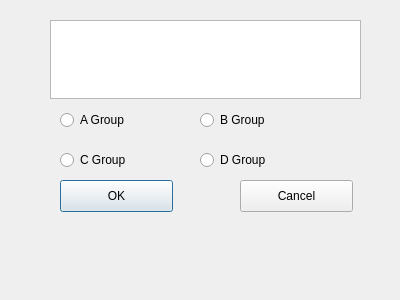
Old version of the form Python_UI/python_ui.ui in the repository kybw0123/python.
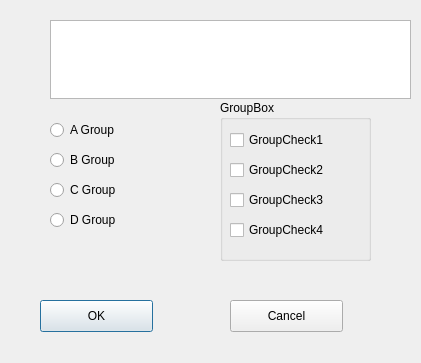
New version of the form.

```diff
--- a/Python_UI/python_ui.ui
+++ b/Python_UI/python_ui.ui
@@ -6,8 +6,8 @@
    <rect>
     <x>0</x>
     <y>0</y>
-    <width>400</width>
-    <height>300</height>
+    <width>421</width>
+    <height>363</height>
    </rect>
   </property>
   <property name="windowTitle">
@@ -16,8 +16,8 @@
   <widget class="QPushButton" name="OK_Button">
    <property name="geometry">
     <rect>
-     <x>60</x>
-     <y>180</y>
+     <x>40</x>
+     <y>300</y>
      <width>113</width>
      <height>32</height>
     </rect>
@@ -29,8 +29,8 @@
   <widget class="QPushButton" name="Cancel_Button">
    <property name="geometry">
     <rect>
-     <x>240</x>
-     <y>180</y>
+     <x>230</x>
+     <y>300</y>
      <width>113</width>
      <height>32</height>
     </rect>
@@ -44,7 +44,7 @@
     <rect>
      <x>50</x>
      <y>20</y>
-     <width>311</width>
+     <width>361</width>
      <height>79</height>
     </rect>
    </property>
@@ -52,8 +52,8 @@
   <widget class="QRadioButton" name="A_group">
    <property name="geometry">
     <rect>
-     <x>60</x>
-     <y>110</y>
+     <x>50</x>
+     <y>120</y>
      <width>100</width>
      <height>20</height>
     </rect>
@@ -65,8 +65,8 @@
   <widget class="QRadioButton" name="B_group">
    <property name="geometry">
     <rect>
-     <x>200</x>
-     <y>110</y>
+     <x>50</x>
+     <y>150</y>
      <width>100</width>
      <height>20</height>
     </rect>
@@ -78,8 +78,8 @@
   <widget class="QRadioButton" name="C_group">
    <property name="geometry">
     <rect>
-     <x>60</x>
-     <y>150</y>
+     <x>50</x>
+     <y>180</y>
      <width>100</width>
      <height>20</height>
     </rect>
@@ -91,8 +91,8 @@
   <widget class="QRadioButton" name="D_group">
    <property name="geometry">
     <rect>
-     <x>200</x>
-     <y>150</y>
+     <x>50</x>
+     <y>210</y>
      <width>100</width>
      <height>20</height>
     </rect>
@@ -101,6 +101,71 @@
     <string>D Group</string>
    </property>
   </widget>
+  <widget class="QGroupBox" name="groupBox">
+   <property name="geometry">
+    <rect>
+     <x>220</x>
+     <y>100</y>
+     <width>151</width>
+     <height>161</height>
+    </rect>
+   </property>
+   <property name="title">
+    <string>GroupBox</string>
+   </property>
+   <widget class="QCheckBox" name="A_group_check">
+    <property name="geometry">
+     <rect>
+      <x>10</x>
+      <y>30</y>
+      <width>111</width>
+      <height>20</height>
+     </rect>
+    </property>
+    <property name="text">
+     <string>GroupCheck1</string>
+    </property>
+   </widget>
+   <widget class="QCheckBox" name="B_group_check">
+    <property name="geometry">
+     <rect>
+      <x>10</x>
+      <y>60</y>
+      <width>121</width>
+      <height>20</height>
+     </rect>
+    </property>
+    <property name="text">
+     <string>GroupCheck2</string>
+    </property>
+   </widget>
+   <widget class="QCheckBox" name="C_group_check">
+    <property name="geometry">
+     <rect>
+      <x>10</x>
+      <y>90</y>
+      <width>111</width>
+      <height>20</height>
+     </rect>
+    </property>
+    <property name="text">
+     <string>GroupCheck3</string>
+    </property>
+   </widget>
+   <widget class="QCheckBox" name="D_group_check">
+    <property name="geometry">
+     <rect>
+      <x>10</x>
+      <y>120</y>
+      <width>111</width>
+      <height>20</height>
+     </rect>
+    </property>
+    <property name="text">
+     <string>GroupCheck4</string>
+    </property>
+   </widget>
+  </widget>
  </widget>
  <resources/>
  <connections/>
```
